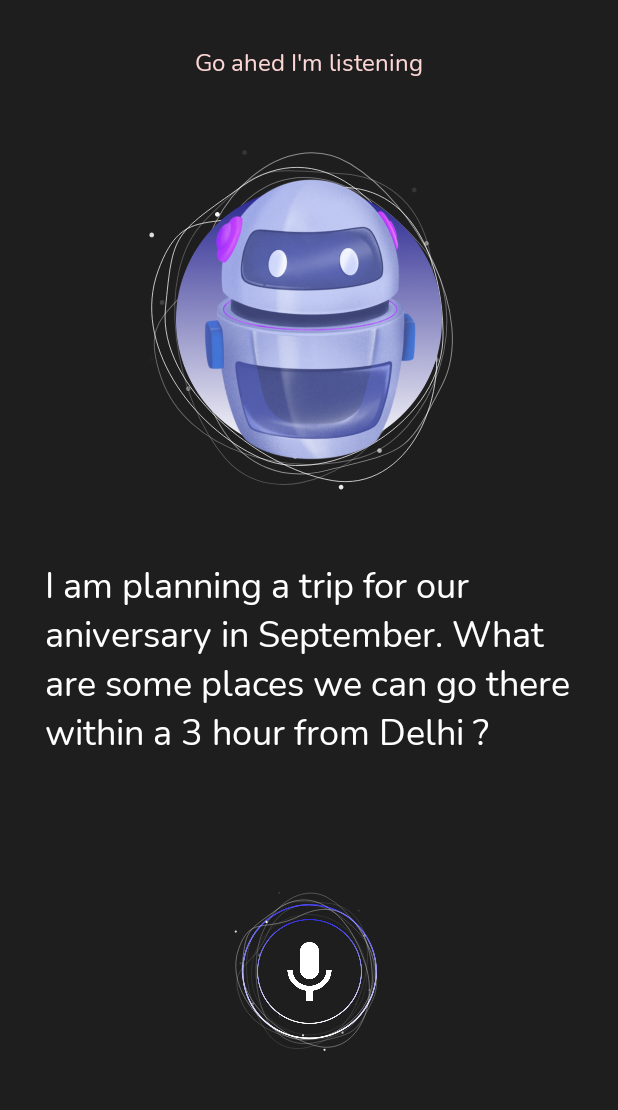
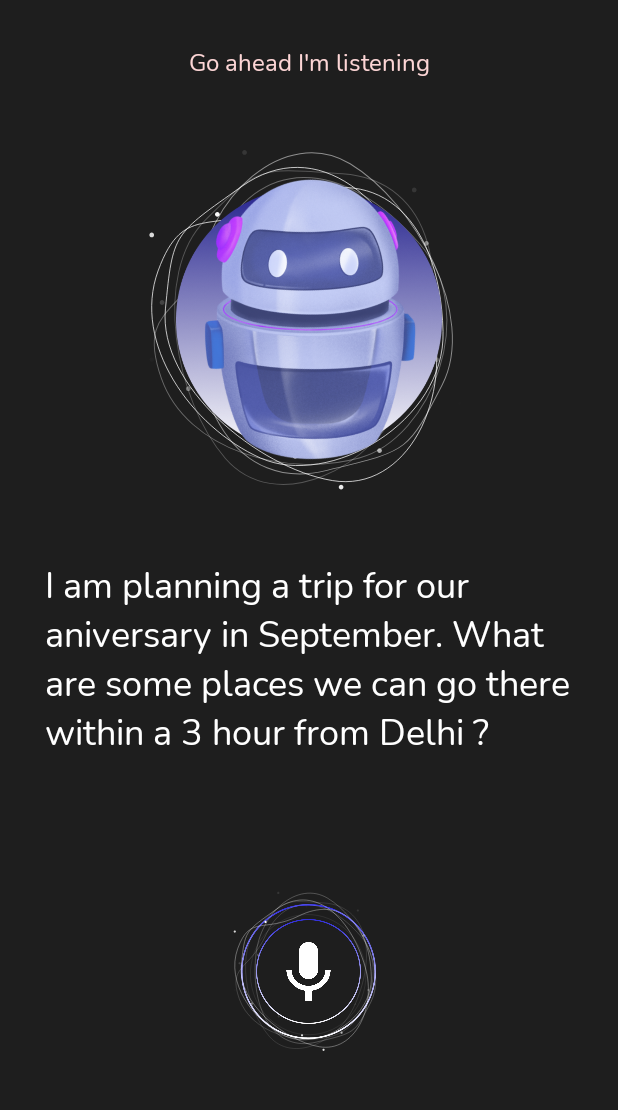
Before and after one commit to rishabhraj1572/GemX, an Android app: the TalkActivity screen opened directly, with no data from a screen before it, on a phone screen of 412 x 824 dp, the part 77-1187 px from its top. Run offline under Robolectric (Android 15) with nearby library versions, the phone set to English and light mode, and no system bars.

Commit message:
Completed till page 20

```diff
--- a/app/src/main/res/layout/activity_talk.xml
+++ b/app/src/main/res/layout/activity_talk.xml
@@ -37,8 +37,12 @@
             android:paddingTop="3.5dp"
             android:text="Talking with GemX"
             android:textColor="@color/white"
-            android:textSize="20dp"
-            android:textStyle="bold" />
+            android:textSize="20sp"
+            android:textStyle="bold"
+            android:autoSizeTextType="uniform"
+            android:autoSizeMinTextSize="12sp"
+            android:autoSizeMaxTextSize="20sp"
+            android:autoSizeStepGranularity="2sp" />
 
         <androidx.constraintlayout.widget.ConstraintLayout
             android:layout_width="0dp"
@@ -74,18 +78,34 @@
         android:id="@+id/textView9"
         android:layout_width="wrap_content"
         android:layout_height="wrap_content"
-        android:text="Go ahed I'm listening"
+        android:text="Go ahead I'm listening"
         android:textColor="#FDD6D6"
         android:textSize="16sp"
         android:layout_marginTop="30dp"
         app:layout_constraintEnd_toEndOf="parent"
         app:layout_constraintStart_toStartOf="parent"
-        app:layout_constraintTop_toBottomOf="@+id/linearLayout2" />
+        app:layout_constraintTop_toBottomOf="@+id/linearLayout2"
+        android:autoSizeTextType="uniform"
+        android:autoSizeMinTextSize="12sp"
+        android:autoSizeMaxTextSize="16sp"
+        android:autoSizeStepGranularity="2sp" />
+
+    <LinearLayout
+        android:layout_width="0dp"
+        android:layout_height="0dp"
+        app:layout_constraintBottom_toBottomOf="parent"
+        app:layout_constraintEnd_toEndOf="parent"
+        app:layout_constraintStart_toStartOf="parent"
+        app:layout_constraintTop_toBottomOf="@+id/textView9"
+        android:orientation="vertical">
+
 
         <androidx.constraintlayout.widget.ConstraintLayout
             android:id="@+id/constraintLayout"
             android:layout_width="320dp"
             android:layout_height="320dp"
+            android:layout_weight="0"
+            android:layout_gravity="center"
             app:layout_constraintEnd_toEndOf="parent"
             app:layout_constraintStart_toStartOf="parent"
             app:layout_constraintTop_toBottomOf="@+id/textView9">
@@ -130,20 +150,27 @@
 
         <TextView
             android:id="@+id/textView10"
-        android:layout_width="0dp"
+            android:layout_weight="1"
+            android:layout_gravity="center"
+            android:layout_width="wrap_content"
             android:layout_height="wrap_content"
             android:layout_marginStart="30dp"
             android:layout_marginEnd="30dp"
             android:text="@string/speak_page"
             android:textColor="@color/white"
-        android:textSize="24sp"
             app:layout_constraintEnd_toEndOf="parent"
             app:layout_constraintStart_toStartOf="parent"
-        app:layout_constraintTop_toBottomOf="@+id/constraintLayout" />
+            app:layout_constraintTop_toBottomOf="@+id/constraintLayout"
+            android:autoSizeTextType="uniform"
+            android:autoSizeMinTextSize="16sp"
+            android:autoSizeMaxTextSize="24sp"
+            android:autoSizeStepGranularity="2sp" />
 
         <androidx.constraintlayout.widget.ConstraintLayout
             android:layout_width="150dp"
             android:layout_height="150dp"
+            android:layout_weight="0"
+            android:layout_gravity="center"
             android:layout_marginBottom="50dp"
             app:layout_constraintBottom_toBottomOf="parent"
             app:layout_constraintEnd_toEndOf="parent"
@@ -196,4 +223,7 @@
         </androidx.constraintlayout.widget.ConstraintLayout>
 
 
+    </LinearLayout>
+
+
 </androidx.constraintlayout.widget.ConstraintLayout>
```
Lines whose indentation alone changed are shown as unchanged.
